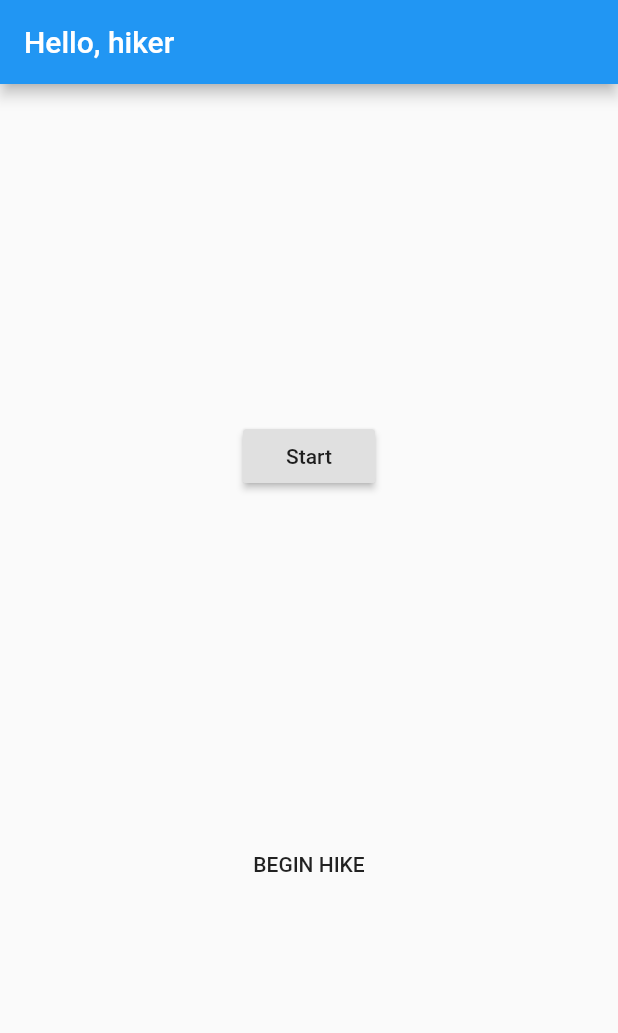
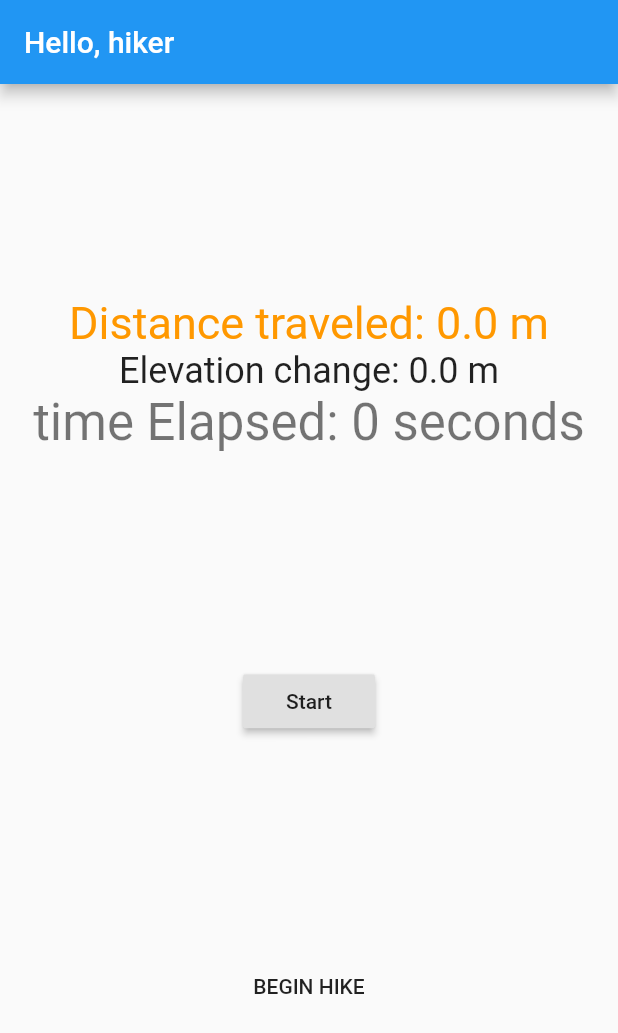
Before and after one commit to jacob6838/hiking-app-flutter, a Flutter app: the screen it shows after launch, on a phone screen of 412 x 824 dp. Shown: the top 1033 px of the screen. Run offline on Flutter 3.47's test engine with Material 2 defaults, Android fonts, the phone set to English and light mode, and no system bars; our stand-ins replace freezed_annotation, kt_dart, location, rxdart; missing offline and left inert: maps_toolkit; generated files the repository leaves out were written again.

Commit message:
Display 3 stats.

```diff
--- a/lib/hiking_service.dart
+++ b/lib/hiking_service.dart
@@ -34,7 +34,7 @@ class HikingService {
 
   final BehaviorSubject<bool> _activeStatusSub = BehaviorSubject.seeded(false);
   final BehaviorSubject<LocationStatus> _currentLocationStatusSub = BehaviorSubject.seeded(const LocationStatus());
-  final BehaviorSubject<HikeMetrics> _currentHikerStatusSub = BehaviorSubject.seeded(const HikeMetrics());
+  final BehaviorSubject<HikeMetrics> _currentHikerMetricsSub = BehaviorSubject.seeded(const HikeMetrics());
 
   HikingService({LocationService locationService})
       : _lastUpdateTimeSec = 0,
@@ -42,11 +42,11 @@ class HikingService {
     _locationService.locationStream.where((_) => _hikeIsActive).map(toLocationStatus).listen(_handleLocationUpdate);
   }
 
-  Stream<bool> get hikingMetrics$ => _activeStatusSub.stream.asBroadcastStream();
+  Stream<bool> get currentHikerStatus$ => _activeStatusSub.stream.asBroadcastStream();
 
   Stream<LocationStatus> get currentLocationStatus$ => _currentLocationStatusSub.stream.asBroadcastStream();
 
-  Stream<HikeMetrics> get currentHikerStatus$ => _currentHikerStatusSub.stream.asBroadcastStream();
+  Stream<HikeMetrics> get currentHikerMetrics$ => _currentHikerMetricsSub.stream.asBroadcastStream();
 
   Future<void> toggleStatus() async {
     _hikeIsActive = !_hikeIsActive;
@@ -76,13 +76,13 @@ class HikingService {
 
     /// Calculate hiker status update and publish value for UI
     final currStatus = accumulateMetrics(
-      _currentHikerStatusSub.value,
+      _currentHikerMetricsSub.value,
       _prevLocation,
       deltaDistance,
       _currentPath,
       deltaSec,
     );
-    _currentHikerStatusSub.add(currStatus);
+    _currentHikerMetricsSub.add(currStatus);
   }
 }
 
--- a/lib/main.dart
+++ b/lib/main.dart
@@ -78,8 +78,28 @@ class MyHomePageState extends State<MyHomePage> {
           mainAxisAlignment: MainAxisAlignment.spaceEvenly,
 
           children: <Widget>[
+            StreamBuilder<HikeMetrics>(
+                stream: _hikingService.currentHikerMetrics$,
+                builder: (context, AsyncSnapshot<HikeMetrics> snapshot) {
+                  return Column(
+                    children: [
+                      Text(
+                        _toDistanceTraveledString(snapshot?.data),
+                        style: TextStyle(color: Colors.orange, fontSize: 30),
+                      ),
+                      Text(
+                        _toElevationChangeString(snapshot?.data),
+                        style: Theme.of(context).textTheme.headline5,
+                      ),
+                      Text(
+                        _toTimeElapsedString(snapshot?.data),
+                        style: Theme.of(context).textTheme.headline4,
+                      ),
+                    ],
+                  );
+                }),
             StreamBuilder<bool>(
-                stream: _hikingService.hikingMetrics$,
+                stream: _hikingService.currentHikerStatus$,
                 builder: (context, AsyncSnapshot<bool> snapshot) {
                   final bool activeStatus = snapshot?.data ?? false;
                   return RaisedButton(onPressed: () => onEnableBtnClicked(), child: Text(_enableBtnName(activeStatus)));
@@ -128,7 +148,7 @@ class MyHomePageState extends State<MyHomePage> {
   String _toTimeElapsedString(HikeMetrics hikeMetrics) {
     if (hikeMetrics == null) return "stuff";
 
-    return "time Elapsed: ${hikeMetrics.metricPeriodSeconds} s";
+    return "time Elapsed: ${hikeMetrics.metricPeriodSeconds.round()} seconds";
   }
 }
 
```
